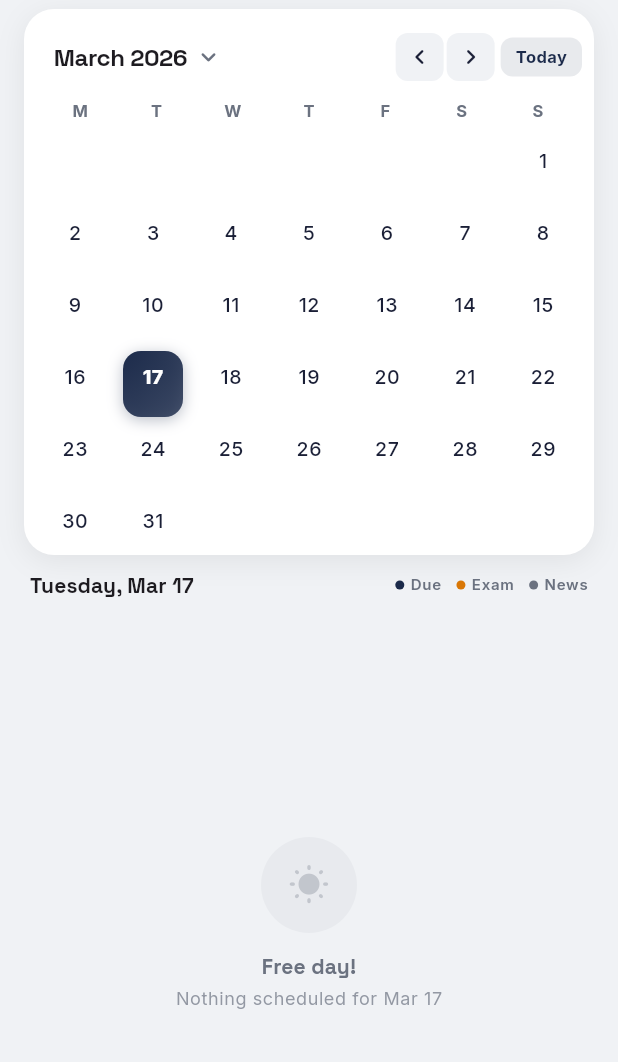
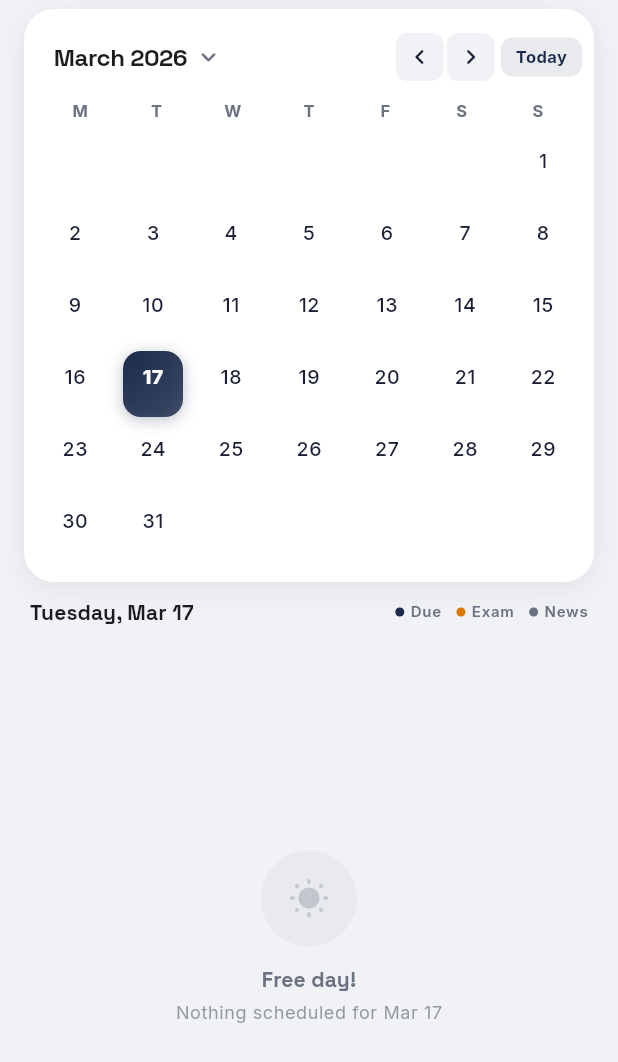
Before and after one commit to abel-hak/UniTrack, a Flutter app: the CalendarTab widget shown alone on an empty page, opened directly, on a phone screen of 412 x 824 dp. Shown: the top 1062 px of the screen. Run offline on Flutter 3.47's test engine with Material 3 defaults, Android fonts, the phone set to English and light mode, and no system bars; our stand-ins replace dio, flutter_local_notifications, flutter_riverpod, flutter_secure_storage, google_fonts, shared_preferences and 1 more; accounts and stored records are empty.

Commit message:
UI Polish

```diff
--- a/unitrack_flutter/lib/ui/calendar_tab.dart
+++ b/unitrack_flutter/lib/ui/calendar_tab.dart
@@ -298,14 +298,9 @@ class _CalendarTabState extends ConsumerState<CalendarTab>
   }
 
   double _gridHeight(BuildContext context) {
-    final firstOfMonth =
-        DateTime(_focusedMonth.year, _focusedMonth.month, 1);
-    final daysInMonth =
-        DateTime(_focusedMonth.year, _focusedMonth.month + 1, 0).day;
-    final startWeekday = firstOfMonth.weekday;
-    final totalCells = (startWeekday - 1) + daysInMonth;
-    final rows = (totalCells / 7).ceil();
-    return rows * 48.0;
+    // Always allocate for 6 rows (the max any month can have)
+    // so page transitions between months never overflow.
+    return 6 * 48.0 + 18.0; // 306
   }
 
   Map<DateTime, List<_CalendarEvent>> _buildEventMap(TimelineBundle bundle) {
```
Also changed, not shown: unitrack_flutter/lib/ui/home_page.dart (+2 -5 lines).
